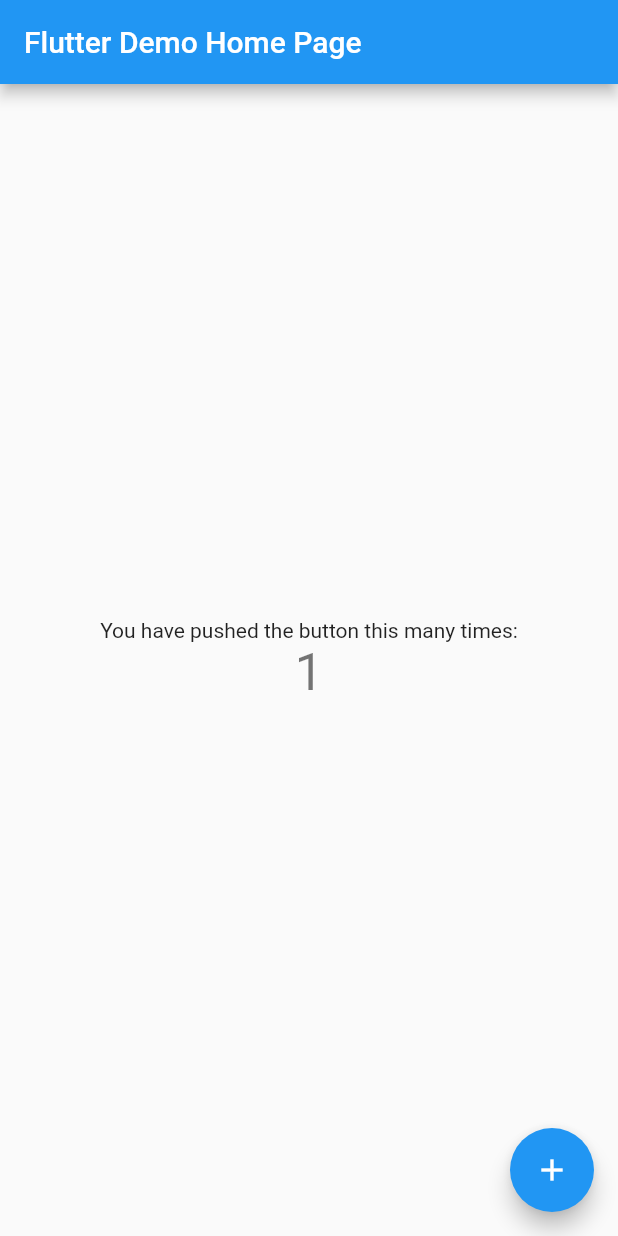
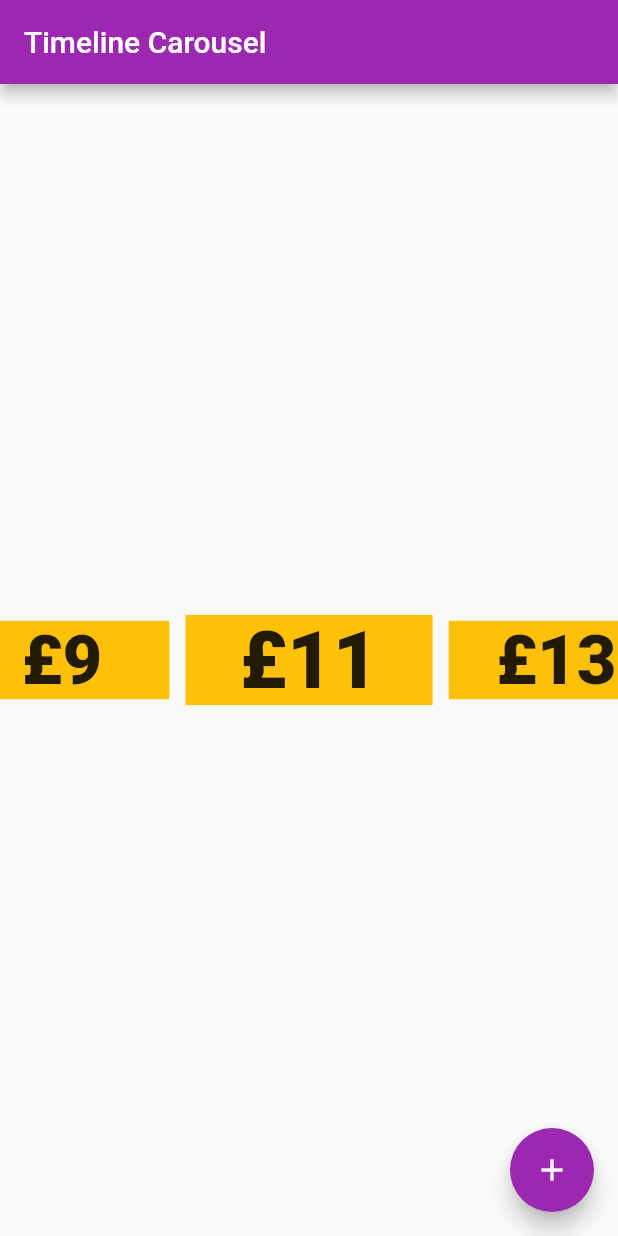
Before and after one commit to niemtec/flutter-playground, a Flutter app: the screen it shows after launch, after a tap on the "add" icon, on a phone screen of 412 x 824 dp. Run offline on Flutter 3.47's test engine with Material 2 defaults, Android fonts, the phone set to English and light mode, and no system bars; drawn by our look-alikes of carousel_slider.

Commit message:
Creating a carousel

```diff
--- a/timeline_carousel/lib/main.dart
+++ b/timeline_carousel/lib/main.dart
@@ -1,3 +1,4 @@
+import 'package:carousel_slider/carousel_slider.dart';
 import 'package:flutter/material.dart';
 
 void main() {
@@ -7,39 +8,20 @@
 class MyApp extends StatelessWidget {
   const MyApp({Key? key}) : super(key: key);
 
-  // This widget is the root of your application.
   @override
   Widget build(BuildContext context) {
     return MaterialApp(
       title: 'Flutter Demo',
       theme: ThemeData(
-        // This is the theme of your application.
-        //
-        // Try running your application with "flutter run". You'll see the
-        // application has a blue toolbar. Then, without quitting the app, try
-        // changing the primarySwatch below to Colors.green and then invoke
-        // "hot reload" (press "r" in the console where you ran "flutter run",
-        // or simply save your changes to "hot reload" in a Flutter IDE).
-        // Notice that the counter didn't reset back to zero; the application
-        // is not restarted.
-        primarySwatch: Colors.blue,
+        primarySwatch: Colors.purple,
       ),
-      home: const MyHomePage(title: 'Flutter Demo Home Page'),
+      home: const MyHomePage(title: 'Timeline Carousel'),
     );
   }
 }
 
 class MyHomePage extends StatefulWidget {
   const MyHomePage({Key? key, required this.title}) : super(key: key);
-
-  // This widget is the home page of your application. It is stateful, meaning
-  // that it has a State object (defined below) that contains fields that affect
-  // how it looks.
-
-  // This class is the configuration for the state. It holds the values (in this
-  // case the title) provided by the parent (in this case the App widget) and
-  // used by the build method of the State. Fields in a Widget subclass are
-  // always marked "final".
 
   final String title;
 
@@ -48,68 +30,69 @@
 }
 
 class _MyHomePageState extends State<MyHomePage> {
-  int _counter = 0;
-
   void _incrementCounter() {
-    setState(() {
-      // This call to setState tells the Flutter framework that something has
-      // changed in this State, which causes it to rerun the build method below
-      // so that the display can reflect the updated values. If we changed
-      // _counter without calling setState(), then the build method would not be
-      // called again, and so nothing would appear to happen.
-      _counter++;
-    });
+    setState(() {});
   }
 
   @override
   Widget build(BuildContext context) {
-    // This method is rerun every time setState is called, for instance as done
-    // by the _incrementCounter method above.
-    //
-    // The Flutter framework has been optimized to make rerunning build methods
-    // fast, so that you can just rebuild anything that needs updating rather
-    // than having to individually change instances of widgets.
     return Scaffold(
         appBar: AppBar(
-        // Here we take the value from the MyHomePage object that was created by
-        // the App.build method, and use it to set our appbar title.
           title: Text(widget.title),
         ),
         body: Center(
-        // Center is a layout widget. It takes a single child and positions it
-        // in the middle of the parent.
           child: Column(
-          // Column is also a layout widget. It takes a list of children and
-          // arranges them vertically. By default, it sizes itself to fit its
-          // children horizontally, and tries to be as tall as its parent.
-          //
-          // Invoke "debug painting" (press "p" in the console, choose the
-          // "Toggle Debug Paint" action from the Flutter Inspector in Android
-          // Studio, or the "Toggle Debug Paint" command in Visual Studio Code)
-          // to see the wireframe for each widget.
-          //
-          // Column has various properties to control how it sizes itself and
-          // how it positions its children. Here we use mainAxisAlignment to
-          // center the children vertically; the main axis here is the vertical
-          // axis because Columns are vertical (the cross axis would be
-          // horizontal).
             mainAxisAlignment: MainAxisAlignment.center,
-          children: <Widget>[
-            const Text(
-              'You have pushed the button this many times:',
-            ),
-            Text(
-              '$_counter',
-              style: Theme.of(context).textTheme.headline4,
-            ),
-          ],
+            children: <Widget>[_buildCarousel()],
           ),
         ),
         floatingActionButton: FloatingActionButton(
           onPressed: _incrementCounter,
           tooltip: 'Increment',
           child: const Icon(Icons.add),
-      ), // This trailing comma makes auto-formatting nicer for build methods.
+        ));
+  }
+
+  Widget _buildCarousel() {
+    var carouselData = _buildCarouselData(1, 20, 2);
+    var initialPosition = carouselData.length / 2.round();
+
+    return CarouselSlider(
+      options: CarouselOptions(
+          height: 60.0,
+          initialPage: initialPosition.toInt(),
+          enlargeCenterPage: true,
+          autoPlay: false,
+          enlargeStrategy: CenterPageEnlargeStrategy.scale,
+          viewportFraction: 0.4,
+          enableInfiniteScroll: false),
+      items: carouselData.map((i) {
+        return Builder(
+          builder: (BuildContext context) {
+            return Container(
+                width: MediaQuery.of(context).size.width,
+                decoration: const BoxDecoration(color: Colors.amber),
+                child: FittedBox(
+                  fit: BoxFit.fitHeight,
+                  child: Text(
+                    '£$i',
+                    style: const TextStyle(fontWeight: FontWeight.w800),
+                  ),
+                ));
+          },
+        );
+      }).toList(),
     );
   }
+
+  List<int> _buildCarouselData(int rangeStart, int rangeEnd, int increment) {
+    List<int> data = [];
+
+    for (var i = rangeStart; i <= rangeEnd;) {
+      data.add(i);
+      i += increment;
     }
+
+    return data;
+  }
+}
--- a/timeline_carousel/pubspec.yaml
+++ b/timeline_carousel/pubspec.yaml
@@ -34,6 +34,7 @@
   # The following adds the Cupertino Icons font to your application.
   # Use with the CupertinoIcons class for iOS style icons.
   cupertino_icons: ^1.0.2
+  carousel_slider: ^4.1.1
 
 dev_dependencies:
   flutter_test:
```
Also changed, not shown: timeline_carousel/pubspec.lock. Lines whose indentation alone changed are shown as unchanged.
